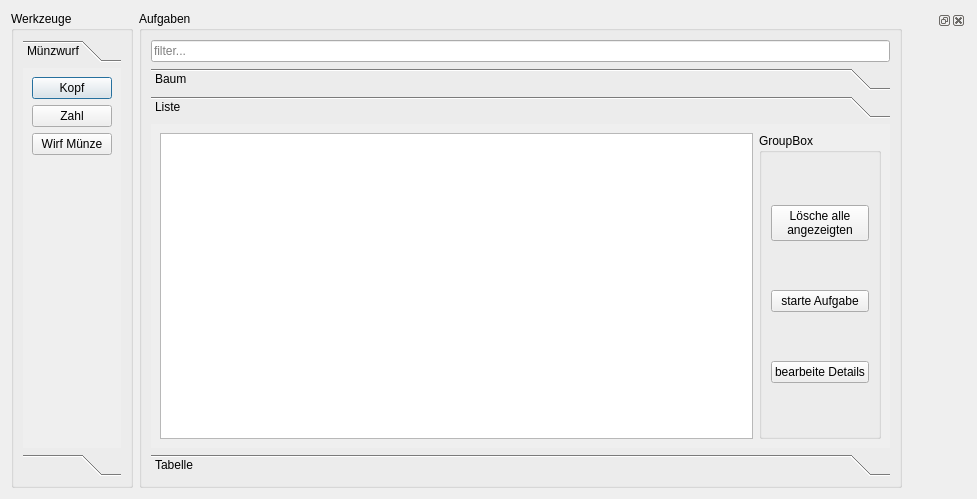
amogorkon/watnu, file src/watnu/ui/task_list.ui: the form before one commit.
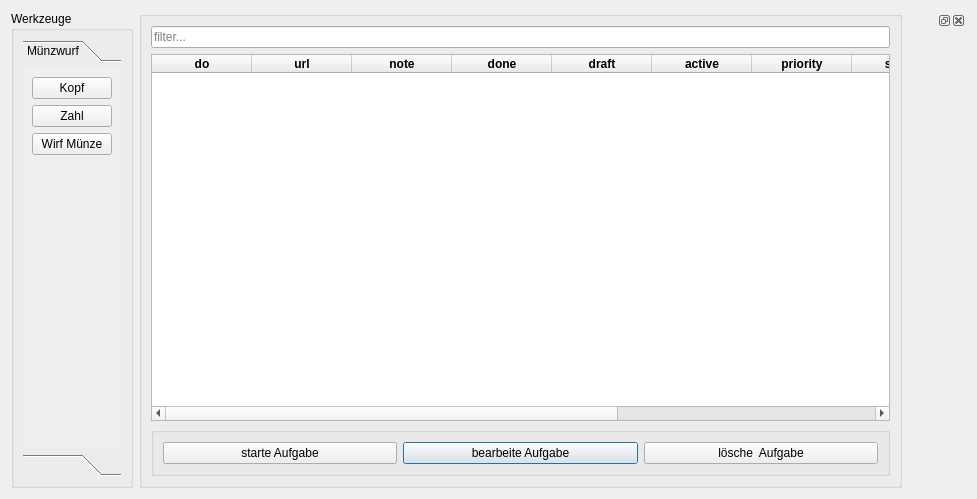
The form after the commit. Icons and pictures are not drawn.

Diff of the .ui file:
```diff
--- a/src/watnu/ui/task_list.ui
+++ b/src/watnu/ui/task_list.ui
@@ -13,7 +13,7 @@
   <property name="windowTitle">
    <string>Dialog</string>
   </property>
-  <layout class="QHBoxLayout" name="horizontalLayout_3">
+  <layout class="QHBoxLayout" name="horizontalLayout">
    <item>
     <widget class="QGroupBox" name="groupBox_2">
      <property name="sizePolicy">
@@ -49,7 +49,7 @@
            <x>0</x>
            <y>0</y>
            <width>106</width>
-           <height>377</height>
+           <height>394</height>
           </rect>
          </property>
          <attribute name="label">
@@ -117,17 +117,17 @@
     </widget>
    </item>
    <item>
-    <widget class="QGroupBox" name="groupBox">
+    <widget class="QGroupBox" name="groupBox_3">
      <property name="sizePolicy">
-      <sizepolicy hsizetype="Expanding" vsizetype="Preferred">
+      <sizepolicy hsizetype="MinimumExpanding" vsizetype="MinimumExpanding">
        <horstretch>10</horstretch>
-       <verstretch>0</verstretch>
+       <verstretch>10</verstretch>
       </sizepolicy>
      </property>
      <property name="title">
-      <string>Aufgaben</string>
+      <string/>
      </property>
-     <layout class="QVBoxLayout" name="verticalLayout_3">
+     <layout class="QVBoxLayout" name="verticalLayout">
       <item>
        <widget class="QLineEdit" name="lineEdit">
         <property name="inputMask">
@@ -157,48 +157,24 @@
        </widget>
       </item>
       <item>
-       <widget class="QToolBox" name="toolBox">
-        <property name="currentIndex">
-         <number>1</number>
+       <widget class="QTableWidget" name="task_list">
+        <property name="sizePolicy">
+         <sizepolicy hsizetype="MinimumExpanding" vsizetype="MinimumExpanding">
+          <horstretch>0</horstretch>
+          <verstretch>0</verstretch>
+         </sizepolicy>
         </property>
-        <widget class="QWidget" name="page">
-         <property name="geometry">
-          <rect>
-           <x>0</x>
-           <y>0</y>
-           <width>728</width>
-           <height>341</height>
-          </rect>
-         </property>
-         <attribute name="label">
-          <string>Baum</string>
-         </attribute>
-         <layout class="QHBoxLayout" name="horizontalLayout">
-          <item>
-           <widget class="QTreeView" name="treeView"/>
-          </item>
-         </layout>
-        </widget>
-        <widget class="QWidget" name="page_2">
-         <property name="geometry">
-          <rect>
-           <x>0</x>
-           <y>0</y>
-           <width>728</width>
-           <height>341</height>
-          </rect>
-         </property>
-         <attribute name="label">
-          <string>Liste</string>
-         </attribute>
-         <layout class="QHBoxLayout" name="horizontalLayout_5">
-          <item>
-           <widget class="QTableView" name="listView">
             <property name="autoFillBackground">
              <bool>false</bool>
             </property>
+        <property name="midLineWidth">
+         <number>0</number>
+        </property>
+        <property name="horizontalScrollBarPolicy">
+         <enum>Qt::ScrollBarAlwaysOn</enum>
+        </property>
             <property name="sizeAdjustPolicy">
-             <enum>QAbstractScrollArea::AdjustToContents</enum>
+         <enum>QAbstractScrollArea::AdjustIgnored</enum>
             </property>
             <property name="editTriggers">
              <set>QAbstractItemView::DoubleClicked|QAbstractItemView::EditKeyPressed</set>
@@ -209,6 +185,12 @@
             <property name="dragDropOverwriteMode">
              <bool>false</bool>
             </property>
+        <property name="defaultDropAction">
+         <enum>Qt::IgnoreAction</enum>
+        </property>
+        <property name="alternatingRowColors">
+         <bool>true</bool>
+        </property>
             <property name="selectionMode">
              <enum>QAbstractItemView::SingleSelection</enum>
             </property>
@@ -218,25 +200,150 @@
             <property name="sortingEnabled">
              <bool>true</bool>
             </property>
-            <attribute name="verticalHeaderShowSortIndicator" stdset="0">
+        <attribute name="horizontalHeaderCascadingSectionResizes">
              <bool>true</bool>
             </attribute>
+        <attribute name="horizontalHeaderDefaultSectionSize">
+         <number>100</number>
+        </attribute>
+        <attribute name="horizontalHeaderMinimumSectionSize">
+         <number>5</number>
+        </attribute>
+        <attribute name="verticalHeaderVisible">
+         <bool>false</bool>
+        </attribute>
+        <attribute name="verticalHeaderHighlightSections">
+         <bool>true</bool>
+        </attribute>
+        <column>
+         <property name="text">
+          <string>do</string>
+         </property>
+         <property name="font">
+          <font>
+           <weight>75</weight>
+           <bold>true</bold>
+          </font>
+         </property>
+        </column>
+        <column>
+         <property name="text">
+          <string>url</string>
+         </property>
+         <property name="font">
+          <font>
+           <weight>75</weight>
+           <bold>true</bold>
+          </font>
+         </property>
+        </column>
+        <column>
+         <property name="text">
+          <string>note</string>
+         </property>
+         <property name="font">
+          <font>
+           <weight>75</weight>
+           <bold>true</bold>
+          </font>
+         </property>
+        </column>
+        <column>
+         <property name="text">
+          <string>done</string>
+         </property>
+         <property name="font">
+          <font>
+           <weight>75</weight>
+           <bold>true</bold>
+          </font>
+         </property>
+        </column>
+        <column>
+         <property name="text">
+          <string>draft</string>
+         </property>
+         <property name="font">
+          <font>
+           <weight>75</weight>
+           <bold>true</bold>
+          </font>
+         </property>
+        </column>
+        <column>
+         <property name="text">
+          <string>active</string>
+         </property>
+         <property name="font">
+          <font>
+           <weight>75</weight>
+           <bold>true</bold>
+          </font>
+         </property>
+        </column>
+        <column>
+         <property name="text">
+          <string>priority</string>
+         </property>
+         <property name="font">
+          <font>
+           <weight>75</weight>
+           <bold>true</bold>
+          </font>
+         </property>
+        </column>
+        <column>
+         <property name="text">
+          <string>space</string>
+         </property>
+         <property name="font">
+          <font>
+           <weight>75</weight>
+           <bold>true</bold>
+          </font>
+         </property>
+        </column>
+        <column>
+         <property name="text">
+          <string>deadline</string>
+         </property>
+         <property name="font">
+          <font>
+           <weight>75</weight>
+           <bold>true</bold>
+          </font>
+         </property>
+        </column>
+        <column>
+         <property name="text">
+          <string>last checked</string>
+         </property>
+         <property name="font">
+          <font>
+           <weight>75</weight>
+           <bold>true</bold>
+          </font>
+         </property>
+        </column>
+        <column>
+         <property name="text">
+          <string>time spent</string>
+         </property>
+         <property name="font">
+          <font>
+           <weight>75</weight>
+           <bold>true</bold>
+          </font>
+         </property>
+        </column>
            </widget>
           </item>
           <item>
-           <widget class="QGroupBox" name="groupBox_3">
+       <widget class="QGroupBox" name="groupBox_4">
             <property name="title">
-             <string>GroupBox</string>
-            </property>
-            <layout class="QVBoxLayout" name="verticalLayout">
-             <item>
-              <widget class="QPushButton" name="delete_tasks">
-               <property name="text">
-                <string>Lösche alle 
-angezeigten</string>
-               </property>
-              </widget>
-             </item>
+         <string/>
+        </property>
+        <layout class="QHBoxLayout" name="horizontalLayout_5">
              <item>
               <widget class="QPushButton" name="start_task">
                <property name="text">
@@ -245,9 +352,9 @@
               </widget>
              </item>
              <item>
-              <widget class="QPushButton" name="edit_selection">
+          <widget class="QPushButton" name="edit_task">
                <property name="text">
-                <string>bearbeite Details</string>
+            <string>bearbeite Aufgabe</string>
                </property>
                <property name="shortcut">
                 <string>Return, Space</string>
@@ -260,36 +367,14 @@
                </property>
               </widget>
              </item>
-            </layout>
-           </widget>
-          </item>
-         </layout>
-        </widget>
-        <widget class="QWidget" name="page_3">
-         <property name="geometry">
-          <rect>
-           <x>0</x>
-           <y>0</y>
-           <width>728</width>
-           <height>341</height>
-          </rect>
-         </property>
-         <attribute name="label">
-          <string>Tabelle</string>
-         </attribute>
-         <layout class="QHBoxLayout" name="horizontalLayout_2">
           <item>
-           <widget class="QTableView" name="tableView">
-            <property name="sizePolicy">
-             <sizepolicy hsizetype="Preferred" vsizetype="MinimumExpanding">
-              <horstretch>5</horstretch>
-              <verstretch>0</verstretch>
-             </sizepolicy>
+          <widget class="QPushButton" name="delete_task">
+           <property name="text">
+            <string>lösche  Aufgabe</string>
             </property>
            </widget>
           </item>
          </layout>
-        </widget>
        </widget>
       </item>
      </layout>
```
Left out of the diff: 3 changed lines with no effect on the pictures. Lines whose indentation alone changed are shown as unchanged.
